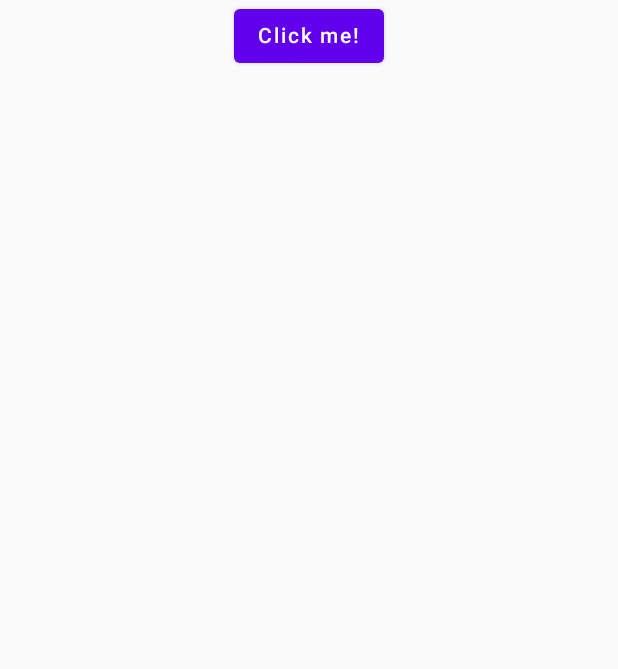
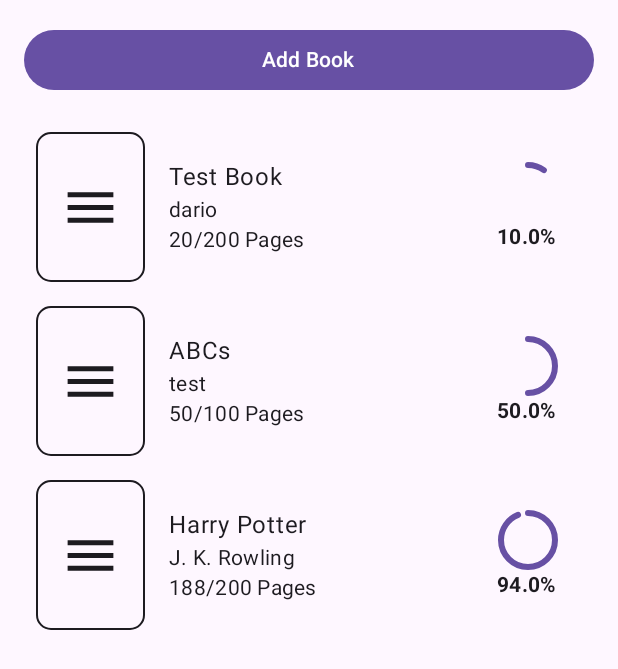
Before and after one commit to DarioLoll/booklin, an Android app built with Jetpack Compose: the screen it shows after launch (MainActivity), on a phone screen of 412 x 824 dp. Shown: the top 669 px of the screen. Run offline under Robolectric (Android 15) with nearby library versions, the phone set to English and light mode, and no system bars; our stand-ins replace Compose Multiplatform resources.

Commit message:
Create books screen outline

```diff
--- a/composeApp/build.gradle.kts
+++ b/composeApp/build.gradle.kts
@@ -40,7 +40,7 @@ kotlin {
         commonMain.dependencies {
             implementation(compose.runtime)
             implementation(compose.foundation)
-            implementation(compose.material)
+            implementation(compose.material3)
             implementation(compose.ui)
             implementation(compose.components.resources)
             implementation(compose.components.uiToolingPreview)
--- a/composeApp/src/androidMain/kotlin/dev/dariostr/booklin/MainActivity.kt
+++ b/composeApp/src/androidMain/kotlin/dev/dariostr/booklin/MainActivity.kt
@@ -1,5 +1,6 @@
 package dev.dariostr.booklin
 
+import android.content.res.Configuration.UI_MODE_NIGHT_YES
 import android.os.Bundle
 import androidx.activity.ComponentActivity
 import androidx.activity.compose.setContent
@@ -16,7 +17,7 @@ class MainActivity : ComponentActivity() {
     }
 }
 
-@Preview
+@Preview(uiMode = UI_MODE_NIGHT_YES)
 @Composable
 fun AppAndroidPreview() {
     App()
--- a/composeApp/src/commonMain/kotlin/dev/dariostr/booklin/App.kt
+++ b/composeApp/src/commonMain/kotlin/dev/dariostr/booklin/App.kt
@@ -2,26 +2,45 @@ package dev.dariostr.booklin
 
 import androidx.compose.animation.AnimatedVisibility
 import androidx.compose.foundation.Image
+import androidx.compose.foundation.background
+import androidx.compose.foundation.isSystemInDarkTheme
 import androidx.compose.foundation.layout.Column
+import androidx.compose.foundation.layout.WindowInsets
+import androidx.compose.foundation.layout.asPaddingValues
+import androidx.compose.foundation.layout.fillMaxSize
 import androidx.compose.foundation.layout.fillMaxWidth
-import androidx.compose.material.Button
-import androidx.compose.material.MaterialTheme
-import androidx.compose.material.Text
+import androidx.compose.foundation.layout.padding
+import androidx.compose.foundation.layout.statusBars
+import androidx.compose.material3.Button
+import androidx.compose.material3.MaterialTheme
+import androidx.compose.material3.Surface
+import androidx.compose.material3.Text
+import androidx.compose.material3.darkColorScheme
+import androidx.compose.material3.lightColorScheme
 import androidx.compose.runtime.*
 import androidx.compose.ui.Alignment
 import androidx.compose.ui.Modifier
-import org.jetbrains.compose.resources.painterResource
-import org.jetbrains.compose.ui.tooling.preview.Preview
-
 import booklin.composeapp.generated.resources.Res
 import booklin.composeapp.generated.resources.compose_multiplatform
+import dev.dariostr.booklin.presentation.BooksScreen
+import org.jetbrains.compose.resources.painterResource
 
 @Composable
-@Preview
 fun App() {
-    MaterialTheme {
+    MaterialTheme(colorScheme = if (isSystemInDarkTheme()) darkColorScheme() else lightColorScheme()) {
+        Surface(modifier = Modifier.background(MaterialTheme.colorScheme.background).padding(WindowInsets.statusBars.asPaddingValues())) { //padding for window insets
+            Column(Modifier.fillMaxSize())
+            {
+                BooksScreen()
+            }
+        }
+    }
+}
+
+@Composable
+fun Test(modifier: Modifier) {
     var showContent by remember { mutableStateOf(false) }
-        Column(Modifier.fillMaxWidth(), horizontalAlignment = Alignment.CenterHorizontally) {
+    Column(modifier.fillMaxSize(), horizontalAlignment = Alignment.CenterHorizontally) {
         Button(onClick = { showContent = !showContent }) {
             Text("Click me!")
         }
@@ -34,4 +53,3 @@ fun App() {
         }
     }
 }
-}
--- /dev/null
+++ b/composeApp/src/commonMain/kotlin/dev/dariostr/booklin/domain/Book.kt
@@ -0,0 +1,16 @@
+package dev.dariostr.booklin.domain
+
+data class Book(
+    val id: Int,
+    val title: String,
+    val author: String,
+    val pages: Int,
+    val pagesRead: Int = 0,
+    val status: BookStatus = BookStatus.UNREAD,
+)
+
+enum class BookStatus {
+    READ,
+    UNREAD,
+    READING
+}
--- /dev/null
+++ b/composeApp/src/commonMain/kotlin/dev/dariostr/booklin/domain/BookRepository.kt
@@ -0,0 +1,11 @@
+package dev.dariostr.booklin.domain
+
+import kotlinx.coroutines.flow.Flow
+
+interface BookRepository {
+    fun getBooks(): Flow<List<Book>>        // reactive stream of books
+    suspend fun addBook(book: Book)
+    suspend fun updateBook(book: Book)
+    suspend fun deleteBook(bookId: Int)
+    suspend fun getBookById(bookId: Int): Book?
+}
--- /dev/null
+++ b/composeApp/src/commonMain/kotlin/dev/dariostr/booklin/presentation/BookItem.kt
@@ -0,0 +1,82 @@
+package dev.dariostr.booklin.presentation
+
+import androidx.compose.foundation.border
+import androidx.compose.foundation.clickable
+import androidx.compose.foundation.layout.Column
+import androidx.compose.foundation.layout.IntrinsicSize
+import androidx.compose.foundation.layout.Row
+import androidx.compose.foundation.layout.fillMaxWidth
+import androidx.compose.foundation.layout.height
+import androidx.compose.foundation.layout.padding
+import androidx.compose.foundation.shape.RoundedCornerShape
+import androidx.compose.material.icons.Icons
+import androidx.compose.material.icons.filled.Menu
+import androidx.compose.material3.Icon
+import androidx.compose.material3.MaterialTheme
+import androidx.compose.material3.Surface
+import androidx.compose.material3.Text
+import androidx.compose.runtime.Composable
+import androidx.compose.ui.Alignment
+import androidx.compose.ui.Modifier
+import androidx.compose.ui.text.font.FontWeight
+import androidx.compose.ui.unit.dp
+import dev.dariostr.booklin.domain.Book
+
+@Composable
+fun BookItem(
+    modifier: Modifier = Modifier,
+    book: Book,
+    onClick: () -> Unit = {}
+) {
+    Row(
+        modifier = modifier.clickable(onClick = onClick)
+            .height(IntrinsicSize.Min)
+            .padding(8.dp),
+        verticalAlignment = Alignment.CenterVertically,
+    ) {
+        Surface(
+            modifier = Modifier.height(100.dp)
+                .border(
+                    1.dp,
+                    MaterialTheme.colorScheme.onBackground,
+                    shape = RoundedCornerShape(10.dp)
+                )
+                .weight(1f)
+        ) {
+            Icon(
+                Icons.Default.Menu,
+                "Book image",
+                modifier = Modifier.padding(16.dp)
+            )
+        }
+        Column(
+            modifier = Modifier.weight(3f)
+                .padding(horizontal = 16.dp, vertical = 8.dp),
+
+            ) {
+            Text(
+                text = book.title,
+                style = MaterialTheme.typography.bodyLarge
+            )
+            Text(
+                text = book.author,
+                style = MaterialTheme.typography.bodyMedium
+            )
+            Text(
+                text = "${book.pagesRead}/${book.pages} Pages",
+                style = MaterialTheme.typography.bodyMedium
+            )
+        }
+        val progress = book.pagesRead.toFloat() / book.pages
+        CircularProgress(
+            modifier = Modifier.weight(1f),
+            progress = progress
+        ) {
+            Text(
+                text = "${progress*100}%",
+                style = MaterialTheme.typography.bodyMedium,
+                fontWeight = FontWeight.Bold
+            )
+        }
+    }
+}
--- /dev/null
+++ b/composeApp/src/commonMain/kotlin/dev/dariostr/booklin/presentation/BooksScreen.kt
@@ -0,0 +1,55 @@
+package dev.dariostr.booklin.presentation
+
+import androidx.compose.foundation.layout.Column
+import androidx.compose.foundation.layout.Spacer
+import androidx.compose.foundation.layout.fillMaxSize
+import androidx.compose.foundation.layout.fillMaxWidth
+import androidx.compose.foundation.layout.padding
+import androidx.compose.foundation.lazy.LazyColumn
+import androidx.compose.foundation.lazy.items
+import androidx.compose.material3.Button
+import androidx.compose.material3.Text
+import androidx.compose.runtime.Composable
+import androidx.compose.runtime.getValue
+import androidx.compose.runtime.mutableStateOf
+import androidx.compose.runtime.remember
+import androidx.compose.ui.Alignment
+import androidx.compose.ui.Modifier
+import androidx.compose.ui.unit.dp
+import dev.dariostr.booklin.domain.Book
+
+@Composable
+fun BooksScreen() {
+    val testState: BooksScreenState by remember {
+        mutableStateOf(BooksScreenState(listOf(
+            Book(500, "Test Book", "dario", 200, 20),
+            Book(501, "ABCs", "test", 100, 50),
+            Book(502, "Harry Potter", "J. K. Rowling", 200, 188)
+        )))
+    }
+    BooksScreenCore(testState)
+}
+
+@Composable
+fun BooksScreenCore(
+    state: BooksScreenState = BooksScreenState(),
+    onAction: (BooksScreenAction) -> Unit = {}
+) {
+    Column(
+        modifier = Modifier.fillMaxSize().padding(16.dp),
+        horizontalAlignment = Alignment.CenterHorizontally
+    ) {
+        Button(
+            onClick = { onAction(BooksScreenAction.AddBook) },
+            modifier = Modifier.fillMaxWidth()
+        ) {
+            Text("Add Book")
+        }
+        Spacer(Modifier.padding(8.dp))
+        LazyColumn {
+            items(state.books) { book ->
+                BookItem(book = book)
+            }
+        }
+    }
+}
--- /dev/null
+++ b/composeApp/src/commonMain/kotlin/dev/dariostr/booklin/presentation/BooksScreenAction.kt
@@ -0,0 +1,11 @@
+package dev.dariostr.booklin.presentation
+
+sealed interface BooksScreenAction {
+    data object AddBook : BooksScreenAction
+    data object CancelAddBook : BooksScreenAction
+    data class ConfirmAddBook(
+        val bookTitle: String,
+        val bookAuthor: String,
+        val pages: Int
+    ) : BooksScreenAction
+}
--- /dev/null
+++ b/composeApp/src/commonMain/kotlin/dev/dariostr/booklin/presentation/BooksScreenState.kt
@@ -0,0 +1,7 @@
+package dev.dariostr.booklin.presentation
+
+import dev.dariostr.booklin.domain.Book
+
+data class BooksScreenState(
+    val books: List<Book> = emptyList()
+)
--- /dev/null
+++ b/composeApp/src/commonMain/kotlin/dev/dariostr/booklin/presentation/CircularProgress.kt
@@ -0,0 +1,25 @@
+package dev.dariostr.booklin.presentation
+
+import androidx.compose.foundation.layout.Arrangement
+import androidx.compose.foundation.layout.Column
+import androidx.compose.foundation.layout.fillMaxSize
+import androidx.compose.material3.CircularProgressIndicator
+import androidx.compose.runtime.Composable
+import androidx.compose.ui.Alignment
+import androidx.compose.ui.Modifier
+
+@Composable
+fun CircularProgress(
+    modifier: Modifier = Modifier,
+    progress: Float,
+    content: @Composable () -> Unit
+) {
+    Column(
+        modifier.fillMaxSize(),
+        horizontalAlignment = Alignment.CenterHorizontally,
+        verticalArrangement = Arrangement.Center
+    ) {
+        CircularProgressIndicator(progress = progress)
+        content()
+    }
+}
```
Lines whose indentation alone changed are shown as unchanged.
